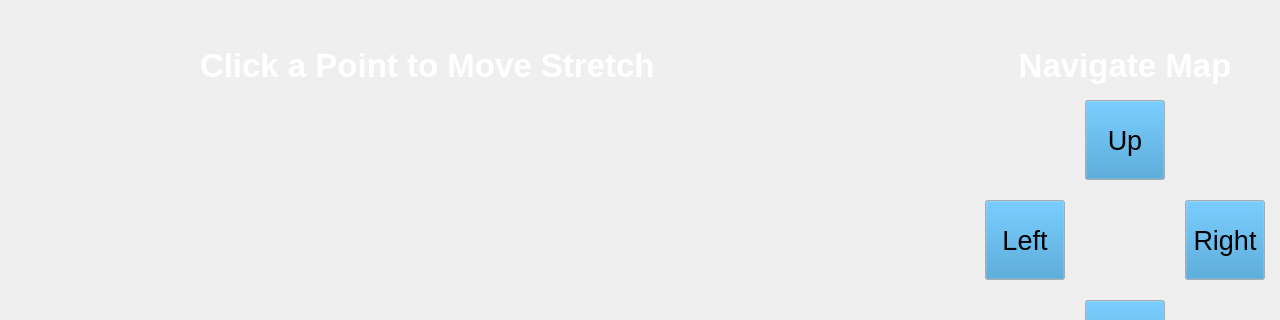
Above: scripts/stretch.ui from PatrickCPE/stretch_gui before the change; both pictures show x 0 to 1280 and y 0 to 320 of the 1280 by 720 pixel window. Below: the same form after it.
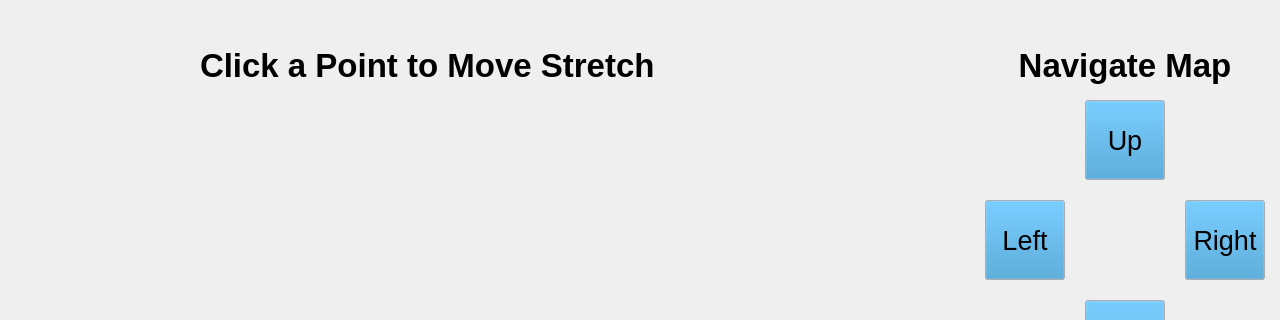
That is the form after the change. Icons and pictures are not drawn.

```diff
--- a/scripts/stretch.ui
+++ b/scripts/stretch.ui
@@ -51,63 +51,63 @@
          <colorrole role="WindowText">
           <brush brushstyle="SolidPattern">
            <color alpha="255">
-            <red>255</red>
-            <green>255</green>
-            <blue>255</blue>
+            <red>0</red>
+            <green>0</green>
+            <blue>0</blue>
            </color>
           </brush>
          </colorrole>
          <colorrole role="Button">
           <brush brushstyle="SolidPattern">
            <color alpha="255">
-            <red>0</red>
-            <green>0</green>
-            <blue>0</blue>
+            <red>255</red>
+            <green>255</green>
+            <blue>255</blue>
            </color>
           </brush>
          </colorrole>
          <colorrole role="Light">
           <brush brushstyle="SolidPattern">
            <color alpha="255">
-            <red>0</red>
-            <green>0</green>
-            <blue>0</blue>
+            <red>255</red>
+            <green>255</green>
+            <blue>255</blue>
            </color>
           </brush>
          </colorrole>
          <colorrole role="Midlight">
           <brush brushstyle="SolidPattern">
            <color alpha="255">
-            <red>0</red>
-            <green>0</green>
-            <blue>0</blue>
+            <red>255</red>
+            <green>255</green>
+            <blue>255</blue>
            </color>
           </brush>
          </colorrole>
          <colorrole role="Dark">
           <brush brushstyle="SolidPattern">
            <color alpha="255">
-            <red>0</red>
-            <green>0</green>
-            <blue>0</blue>
+            <red>127</red>
+            <green>127</green>
+            <blue>127</blue>
            </color>
           </brush>
          </colorrole>
          <colorrole role="Mid">
           <brush brushstyle="SolidPattern">
            <color alpha="255">
-            <red>0</red>
-            <green>0</green>
-            <blue>0</blue>
+            <red>170</red>
+            <green>170</green>
+            <blue>170</blue>
            </color>
           </brush>
          </colorrole>
          <colorrole role="Text">
           <brush brushstyle="SolidPattern">
            <color alpha="255">
-            <red>255</red>
-            <green>255</green>
-            <blue>255</blue>
+            <red>0</red>
+            <green>0</green>
+            <blue>0</blue>
            </color>
           </brush>
          </colorrole>
@@ -123,27 +123,27 @@
          <colorrole role="ButtonText">
           <brush brushstyle="SolidPattern">
            <color alpha="255">
-            <red>255</red>
-            <green>255</green>
-            <blue>255</blue>
+            <red>0</red>
+            <green>0</green>
+            <blue>0</blue>
            </color>
           </brush>
          </colorrole>
          <colorrole role="Base">
           <brush brushstyle="SolidPattern">
            <color alpha="255">
-            <red>0</red>
-            <green>0</green>
-            <blue>0</blue>
+            <red>255</red>
+            <green>255</green>
+            <blue>255</blue>
            </color>
           </brush>
          </colorrole>
          <colorrole role="Window">
           <brush brushstyle="SolidPattern">
            <color alpha="255">
-            <red>0</red>
-            <green>0</green>
-            <blue>0</blue>
+            <red>255</red>
+            <green>255</green>
+            <blue>255</blue>
            </color>
           </brush>
          </colorrole>
@@ -159,9 +159,9 @@
          <colorrole role="AlternateBase">
           <brush brushstyle="SolidPattern">
            <color alpha="255">
-            <red>0</red>
-            <green>0</green>
-            <blue>0</blue>
+            <red>255</red>
+            <green>255</green>
+            <blue>255</blue>
            </color>
           </brush>
          </colorrole>
@@ -186,9 +186,9 @@
          <colorrole role="PlaceholderText">
           <brush brushstyle="SolidPattern">
            <color alpha="128">
-            <red>255</red>
-            <green>255</green>
-            <blue>255</blue>
+            <red>0</red>
+            <green>0</green>
+            <blue>0</blue>
            </color>
           </brush>
          </colorrole>
@@ -197,63 +197,63 @@
          <colorrole role="WindowText">
           <brush brushstyle="SolidPattern">
            <color alpha="255">
-            <red>255</red>
-            <green>255</green>
-            <blue>255</blue>
+            <red>0</red>
+            <green>0</green>
+            <blue>0</blue>
            </color>
           </brush>
          </colorrole>
          <colorrole role="Button">
           <brush brushstyle="SolidPattern">
            <color alpha="255">
-            <red>0</red>
-            <green>0</green>
-            <blue>0</blue>
+            <red>255</red>
+            <green>255</green>
+            <blue>255</blue>
            </color>
           </brush>
          </colorrole>
          <colorrole role="Light">
           <brush brushstyle="SolidPattern">
            <color alpha="255">
-            <red>0</red>
-            <green>0</green>
-            <blue>0</blue>
+            <red>255</red>
+            <green>255</green>
+            <blue>255</blue>
            </color>
           </brush>
          </colorrole>
          <colorrole role="Midlight">
           <brush brushstyle="SolidPattern">
            <color alpha="255">
-            <red>0</red>
-            <green>0</green>
-            <blue>0</blue>
+            <red>255</red>
+            <green>255</green>
+            <blue>255</blue>
            </color>
           </brush>
          </colorrole>
          <colorrole role="Dark">
           <brush brushstyle="SolidPattern">
            <color alpha="255">
-            <red>0</red>
-            <green>0</green>
-            <blue>0</blue>
+            <red>127</red>
+            <green>127</green>
+            <blue>127</blue>
            </color>
           </brush>
          </colorrole>
          <colorrole role="Mid">
           <brush brushstyle="SolidPattern">
            <color alpha="255">
-            <red>0</red>
-            <green>0</green>
-            <blue>0</blue>
+            <red>170</red>
+            <green>170</green>
+            <blue>170</blue>
            </color>
           </brush>
          </colorrole>
          <colorrole role="Text">
           <brush brushstyle="SolidPattern">
            <color alpha="255">
-            <red>255</red>
-            <green>255</green>
-            <blue>255</blue>
+            <red>0</red>
+            <green>0</green>
+            <blue>0</blue>
            </color>
           </brush>
          </colorrole>
@@ -269,27 +269,27 @@
          <colorrole role="ButtonText">
           <brush brushstyle="SolidPattern">
            <color alpha="255">
-            <red>255</red>
-            <green>255</green>
-            <blue>255</blue>
+            <red>0</red>
+            <green>0</green>
+            <blue>0</blue>
            </color>
           </brush>
          </colorrole>
          <colorrole role="Base">
           <brush brushstyle="SolidPattern">
            <color alpha="255">
-            <red>0</red>
-            <green>0</green>
-            <blue>0</blue>
+            <red>255</red>
+            <green>255</green>
+            <blue>255</blue>
            </color>
           </brush>
          </colorrole>
          <colorrole role="Window">
           <brush brushstyle="SolidPattern">
            <color alpha="255">
-            <red>0</red>
-            <green>0</green>
-            <blue>0</blue>
+            <red>255</red>
+            <green>255</green>
+            <blue>255</blue>
            </color>
           </brush>
          </colorrole>
@@ -305,9 +305,9 @@
          <colorrole role="AlternateBase">
           <brush brushstyle="SolidPattern">
            <color alpha="255">
-            <red>0</red>
-            <green>0</green>
-            <blue>0</blue>
+            <red>255</red>
+            <green>255</green>
+            <blue>255</blue>
            </color>
           </brush>
          </colorrole>
@@ -332,9 +332,9 @@
          <colorrole role="PlaceholderText">
           <brush brushstyle="SolidPattern">
            <color alpha="128">
-            <red>255</red>
-            <green>255</green>
-            <blue>255</blue>
+            <red>0</red>
+            <green>0</green>
+            <blue>0</blue>
            </color>
           </brush>
          </colorrole>
@@ -343,63 +343,63 @@
          <colorrole role="WindowText">
           <brush brushstyle="SolidPattern">
            <color alpha="255">
-            <red>0</red>
-            <green>0</green>
-            <blue>0</blue>
+            <red>127</red>
+            <green>127</green>
+            <blue>127</blue>
            </color>
           </brush>
          </colorrole>
          <colorrole role="Button">
           <brush brushstyle="SolidPattern">
            <color alpha="255">
-            <red>0</red>
-            <green>0</green>
-            <blue>0</blue>
+            <red>255</red>
+            <green>255</green>
+            <blue>255</blue>
            </color>
           </brush>
          </colorrole>
          <colorrole role="Light">
           <brush brushstyle="SolidPattern">
            <color alpha="255">
-            <red>0</red>
-            <green>0</green>
-            <blue>0</blue>
+            <red>255</red>
+            <green>255</green>
+            <blue>255</blue>
            </color>
           </brush>
          </colorrole>
          <colorrole role="Midlight">
           <brush brushstyle="SolidPattern">
            <color alpha="255">
-            <red>0</red>
-            <green>0</green>
-            <blue>0</blue>
+            <red>255</red>
+            <green>255</green>
+            <blue>255</blue>
            </color>
           </brush>
          </colorrole>
          <colorrole role="Dark">
           <brush brushstyle="SolidPattern">
            <color alpha="255">
-            <red>0</red>
-            <green>0</green>
-            <blue>0</blue>
+            <red>127</red>
+            <green>127</green>
+            <blue>127</blue>
            </color>
           </brush>
          </colorrole>
          <colorrole role="Mid">
           <brush brushstyle="SolidPattern">
            <color alpha="255">
-            <red>0</red>
-            <green>0</green>
-            <blue>0</blue>
+            <red>170</red>
+            <green>170</green>
+            <blue>170</blue>
            </color>
           </brush>
          </colorrole>
          <colorrole role="Text">
           <brush brushstyle="SolidPattern">
            <color alpha="255">
-            <red>0</red>
-            <green>0</green>
-            <blue>0</blue>
+            <red>127</red>
+            <green>127</green>
+            <blue>127</blue>
            </color>
           </brush>
          </colorrole>
@@ -415,27 +415,27 @@
          <colorrole role="ButtonText">
           <brush brushstyle="SolidPattern">
            <color alpha="255">
-            <red>0</red>
-            <green>0</green>
-            <blue>0</blue>
+            <red>127</red>
+            <green>127</green>
+            <blue>127</blue>
            </color>
           </brush>
          </colorrole>
          <colorrole role="Base">
           <brush brushstyle="SolidPattern">
            <color alpha="255">
-            <red>0</red>
-            <green>0</green>
-            <blue>0</blue>
+            <red>255</red>
+            <green>255</green>
+            <blue>255</blue>
            </color>
           </brush>
          </colorrole>
          <colorrole role="Window">
           <brush brushstyle="SolidPattern">
            <color alpha="255">
-            <red>0</red>
-            <green>0</green>
-            <blue>0</blue>
+            <red>255</red>
+            <green>255</green>
+            <blue>255</blue>
            </color>
           </brush>
          </colorrole>
@@ -451,9 +451,9 @@
          <colorrole role="AlternateBase">
           <brush brushstyle="SolidPattern">
            <color alpha="255">
-            <red>0</red>
-            <green>0</green>
-            <blue>0</blue>
+            <red>255</red>
+            <green>255</green>
+            <blue>255</blue>
            </color>
           </brush>
          </colorrole>
@@ -478,9 +478,9 @@
          <colorrole role="PlaceholderText">
           <brush brushstyle="SolidPattern">
            <color alpha="128">
-            <red>255</red>
-            <green>255</green>
-            <blue>255</blue>
+            <red>0</red>
+            <green>0</green>
+            <blue>0</blue>
            </color>
           </brush>
          </colorrole>
@@ -1304,63 +1304,63 @@
          <colorrole role="WindowText">
           <brush brushstyle="SolidPattern">
            <color alpha="255">
-            <red>255</red>
-            <green>255</green>
-            <blue>255</blue>
+            <red>0</red>
+            <green>0</green>
+            <blue>0</blue>
            </color>
           </brush>
          </colorrole>
          <colorrole role="Button">
           <brush brushstyle="SolidPattern">
            <color alpha="255">
-            <red>0</red>
-            <green>0</green>
-            <blue>0</blue>
+            <red>255</red>
+            <green>255</green>
+            <blue>255</blue>
            </color>
           </brush>
          </colorrole>
          <colorrole role="Light">
           <brush brushstyle="SolidPattern">
            <color alpha="255">
-            <red>0</red>
-            <green>0</green>
-            <blue>0</blue>
+            <red>255</red>
+            <green>255</green>
+            <blue>255</blue>
            </color>
           </brush>
          </colorrole>
          <colorrole role="Midlight">
           <brush brushstyle="SolidPattern">
            <color alpha="255">
-            <red>0</red>
-            <green>0</green>
-            <blue>0</blue>
+            <red>255</red>
+            <green>255</green>
+            <blue>255</blue>
            </color>
           </brush>
          </colorrole>
          <colorrole role="Dark">
           <brush brushstyle="SolidPattern">
            <color alpha="255">
-            <red>0</red>
-            <green>0</green>
-            <blue>0</blue>
+            <red>127</red>
+            <green>127</green>
+            <blue>127</blue>
            </color>
           </brush>
          </colorrole>
          <colorrole role="Mid">
           <brush brushstyle="SolidPattern">
            <color alpha="255">
-            <red>0</red>
-            <green>0</green>
-            <blue>0</blue>
+            <red>170</red>
+            <green>170</green>
+            <blue>170</blue>
            </color>
           </brush>
          </colorrole>
          <colorrole role="Text">
           <brush brushstyle="SolidPattern">
            <color alpha="255">
-            <red>255</red>
-            <green>255</green>
-            <blue>255</blue>
+            <red>0</red>
+            <green>0</green>
+            <blue>0</blue>
            </color>
           </brush>
          </colorrole>
@@ -1376,27 +1376,27 @@
          <colorrole role="ButtonText">
           <brush brushstyle="SolidPattern">
            <color alpha="255">
-            <red>255</red>
-            <green>255</green>
-            <blue>255</blue>
+            <red>0</red>
+            <green>0</green>
+            <blue>0</blue>
            </color>
           </brush>
          </colorrole>
          <colorrole role="Base">
           <brush brushstyle="SolidPattern">
            <color alpha="255">
-            <red>0</red>
-            <green>0</green>
-            <blue>0</blue>
+            <red>255</red>
+            <green>255</green>
+            <blue>255</blue>
            </color>
           </brush>
          </colorrole>
          <colorrole role="Window">
           <brush brushstyle="SolidPattern">
            <color alpha="255">
-            <red>0</red>
-            <green>0</green>
-            <blue>0</blue>
+            <red>255</red>
+            <green>255</green>
+            <blue>255</blue>
            </color>
           </brush>
          </colorrole>
@@ -1412,9 +1412,9 @@
          <colorrole role="AlternateBase">
           <brush brushstyle="SolidPattern">
            <color alpha="255">
-            <red>0</red>
-            <green>0</green>
-            <blue>0</blue>
+            <red>255</red>
+            <green>255</green>
+            <blue>255</blue>
            </color>
           </brush>
          </colorrole>
@@ -1439,9 +1439,9 @@
          <colorrole role="PlaceholderText">
           <brush brushstyle="SolidPattern">
            <color alpha="128">
-            <red>255</red>
-            <green>255</green>
-            <blue>255</blue>
+            <red>0</red>
+            <green>0</green>
+            <blue>0</blue>
            </color>
           </brush>
          </colorrole>
@@ -1450,63 +1450,63 @@
          <colorrole role="WindowText">
           <brush brushstyle="SolidPattern">
            <color alpha="255">
-            <red>255</red>
-            <green>255</green>
-            <blue>255</blue>
+            <red>0</red>
+            <green>0</green>
+            <blue>0</blue>
            </color>
           </brush>
          </colorrole>
          <colorrole role="Button">
           <brush brushstyle="SolidPattern">
            <color alpha="255">
-            <red>0</red>
-            <green>0</green>
-            <blue>0</blue>
+            <red>255</red>
+            <green>255</green>
+            <blue>255</blue>
            </color>
           </brush>
          </colorrole>
          <colorrole role="Light">
           <brush brushstyle="SolidPattern">
            <color alpha="255">
-            <red>0</red>
-            <green>0</green>
-            <blue>0</blue>
+            <red>255</red>
+            <green>255</green>
+            <blue>255</blue>
            </color>
           </brush>
          </colorrole>
          <colorrole role="Midlight">
           <brush brushstyle="SolidPattern">
            <color alpha="255">
-            <red>0</red>
-            <green>0</green>
-            <blue>0</blue>
+            <red>255</red>
+            <green>255</green>
+            <blue>255</blue>
            </color>
           </brush>
          </colorrole>
          <colorrole role="Dark">
           <brush brushstyle="SolidPattern">
            <color alpha="255">
-            <red>0</red>
-            <green>0</green>
-            <blue>0</blue>
+            <red>127</red>
+            <green>127</green>
+            <blue>127</blue>
            </color>
           </brush>
          </colorrole>
          <colorrole role="Mid">
           <brush brushstyle="SolidPattern">
            <color alpha="255">
-            <red>0</red>
-            <green>0</green>
-            <blue>0</blue>
+            <red>170</red>
+            <green>170</green>
+            <blue>170</blue>
            </color>
           </brush>
          </colorrole>
          <colorrole role="Text">
           <brush brushstyle="SolidPattern">
            <color alpha="255">
-            <red>255</red>
-            <green>255</green>
-            <blue>255</blue>
+            <red>0</red>
+            <green>0</green>
+            <blue>0</blue>
            </color>
           </brush>
          </colorrole>
@@ -1522,27 +1522,27 @@
          <colorrole role="ButtonText">
           <brush brushstyle="SolidPattern">
            <color alpha="255">
-            <red>255</red>
-            <green>255</green>
-            <blue>255</blue>
+            <red>0</red>
+            <green>0</green>
+            <blue>0</blue>
            </color>
           </brush>
          </colorrole>
          <colorrole role="Base">
           <brush brushstyle="SolidPattern">
            <color alpha="255">
-            <red>0</red>
-            <green>0</green>
-            <blue>0</blue>
+            <red>255</red>
+            <green>255</green>
+            <blue>255</blue>
            </color>
           </brush>
          </colorrole>
          <colorrole role="Window">
           <brush brushstyle="SolidPattern">
            <color alpha="255">
-            <red>0</red>
-            <green>0</green>
-            <blue>0</blue>
+            <red>255</red>
+            <green>255</green>
+            <blue>255</blue>
            </color>
           </brush>
          </colorrole>
@@ -1558,9 +1558,9 @@
          <colorrole role="AlternateBase">
           <brush brushstyle="SolidPattern">
            <color alpha="255">
-            <red>0</red>
-            <green>0</green>
-            <blue>0</blue>
+            <red>255</red>
+            <green>255</green>
+            <blue>255</blue>
            </color>
           </brush>
          </colorrole>
@@ -1585,9 +1585,9 @@
          <colorrole role="PlaceholderText">
           <brush brushstyle="SolidPattern">
            <color alpha="128">
-            <red>255</red>
-            <green>255</green>
-            <blue>255</blue>
+            <red>0</red>
+            <green>0</green>
+            <blue>0</blue>
            </color>
           </brush>
          </colorrole>
@@ -1596,63 +1596,63 @@
          <colorrole role="WindowText">
           <brush brushstyle="SolidPattern">
            <color alpha="255">
-            <red>0</red>
-            <green>0</green>
-            <blue>0</blue>
+            <red>127</red>
+            <green>127</green>
+            <blue>127</blue>
            </color>
           </brush>
          </colorrole>
          <colorrole role="Button">
           <brush brushstyle="SolidPattern">
            <color alpha="255">
-            <red>0</red>
-            <green>0</green>
-            <blue>0</blue>
+            <red>255</red>
+            <green>255</green>
+            <blue>255</blue>
            </color>
           </brush>
          </colorrole>
          <colorrole role="Light">
           <brush brushstyle="SolidPattern">
            <color alpha="255">
-            <red>0</red>
-            <green>0</green>
-            <blue>0</blue>
+            <red>255</red>
+            <green>255</green>
+            <blue>255</blue>
            </color>
           </brush>
          </colorrole>
          <colorrole role="Midlight">
           <brush brushstyle="SolidPattern">
            <color alpha="255">
-            <red>0</red>
-            <green>0</green>
-            <blue>0</blue>
+            <red>255</red>
+            <green>255</green>
+            <blue>255</blue>
            </color>
           </brush>
          </colorrole>
          <colorrole role="Dark">
           <brush brushstyle="SolidPattern">
            <color alpha="255">
-            <red>0</red>
-            <green>0</green>
-            <blue>0</blue>
+            <red>127</red>
+            <green>127</green>
+            <blue>127</blue>
            </color>
           </brush>
          </colorrole>
          <colorrole role="Mid">
           <brush brushstyle="SolidPattern">
            <color alpha="255">
-            <red>0</red>
-            <green>0</green>
-            <blue>0</blue>
+            <red>170</red>
+            <green>170</green>
+            <blue>170</blue>
            </color>
           </brush>
          </colorrole>
          <colorrole role="Text">
           <brush brushstyle="SolidPattern">
            <color alpha="255">
-            <red>0</red>
-            <green>0</green>
-            <blue>0</blue>
+            <red>127</red>
+            <green>127</green>
+            <blue>127</blue>
            </color>
           </brush>
          </colorrole>
@@ -1668,27 +1668,27 @@
          <colorrole role="ButtonText">
           <brush brushstyle="SolidPattern">
            <color alpha="255">
-            <red>0</red>
-            <green>0</green>
-            <blue>0</blue>
+            <red>127</red>
+            <green>127</green>
+            <blue>127</blue>
            </color>
           </brush>
          </colorrole>
          <colorrole role="Base">
           <brush brushstyle="SolidPattern">
            <color alpha="255">
-            <red>0</red>
-            <green>0</green>
-            <blue>0</blue>
+            <red>255</red>
+            <green>255</green>
+            <blue>255</blue>
            </color>
           </brush>
          </colorrole>
          <colorrole role="Window">
           <brush brushstyle="SolidPattern">
            <color alpha="255">
-            <red>0</red>
-            <green>0</green>
-            <blue>0</blue>
+            <red>255</red>
+            <green>255</green>
+            <blue>255</blue>
            </color>
           </brush>
          </colorrole>
@@ -1704,9 +1704,9 @@
          <colorrole role="AlternateBase">
           <brush brushstyle="SolidPattern">
            <color alpha="255">
-            <red>0</red>
-            <green>0</green>
-            <blue>0</blue>
+            <red>255</red>
+            <green>255</green>
+            <blue>255</blue>
            </color>
           </brush>
          </colorrole>
@@ -1731,9 +1731,9 @@
          <colorrole role="PlaceholderText">
           <brush brushstyle="SolidPattern">
            <color alpha="128">
-            <red>255</red>
-            <green>255</green>
-            <blue>255</blue>
+            <red>0</red>
+            <green>0</green>
+            <blue>0</blue>
            </color>
           </brush>
          </colorrole>
```
Left out of the diff: 864 changed lines with no effect on the pictures.
